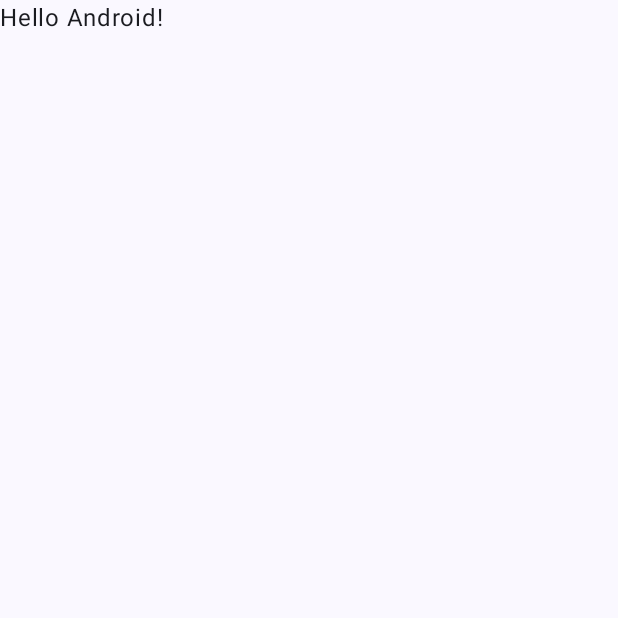
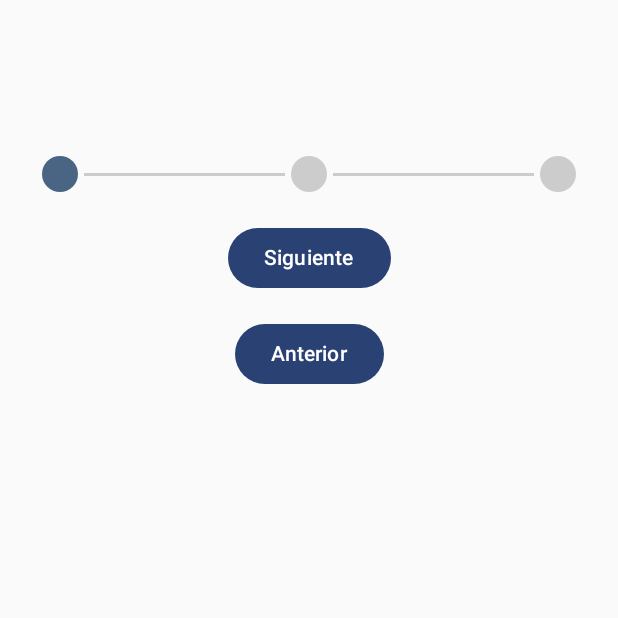
Before and after one commit to AlbaCastilla/Intermodular, an Android app built with Jetpack Compose: the screen it shows after launch (MainActivity), on a phone screen of 412 x 824 dp, the top half of it. Before the commit the part shown is almost empty. Run offline under Robolectric (Android 15) with nearby library versions, the phone set to English and light mode, and no system bars.

Commit message:
INDICADOR DE PROGRESO LISTO
> ajustes para el correcto funcionamiento del emulador

```diff
--- a/app/build.gradle.kts
+++ b/app/build.gradle.kts
@@ -8,12 +8,12 @@ plugins {
 
 android {
     namespace = "com.example.intermodular"
-    compileSdk = 34
+    compileSdk = 35
 
     defaultConfig {
         applicationId = "com.example.intermodular"
         minSdk = 24
-        targetSdk = 34
+        targetSdk = 35
         versionCode = 1
         versionName = "1.0"
 
--- a/app/src/main/java/com/example/intermodular/MainActivity.kt
+++ b/app/src/main/java/com/example/intermodular/MainActivity.kt
@@ -11,37 +11,21 @@ import androidx.compose.material3.Text
 import androidx.compose.runtime.Composable
 import androidx.compose.ui.Modifier
 import androidx.compose.ui.tooling.preview.Preview
+import androidx.navigation.NavHostController
+import androidx.navigation.compose.rememberNavController
+import com.example.intermodular.navigation.NavigationWrapper
 import com.example.intermodular.ui.theme.IntermodularTheme
 
 class MainActivity : ComponentActivity() {
+    private lateinit var navHostController: NavHostController
     override fun onCreate(savedInstanceState: Bundle?) {
         super.onCreate(savedInstanceState)
         enableEdgeToEdge()
         setContent {
             IntermodularTheme {
-                Scaffold(modifier = Modifier.fillMaxSize()) { innerPadding ->
-                    Greeting(
-                        name = "Android",
-                        modifier = Modifier.padding(innerPadding)
-                    )
-                }
+                navHostController = rememberNavController()
+                NavigationWrapper(navHostController)
             }
         }
     }
 }
-
-@Composable
-fun Greeting(name: String, modifier: Modifier = Modifier) {
-    Text(
-        text = "Hello $name!",
-        modifier = modifier
-    )
-}
-
-@Preview(showBackground = true)
-@Composable
-fun GreetingPreview() {
-    IntermodularTheme {
-        Greeting("Android")
-    }
-}
--- a/app/src/main/java/com/example/intermodular/navigation/AppScreens.kt
+++ b/app/src/main/java/com/example/intermodular/navigation/AppScreens.kt
@@ -6,4 +6,6 @@ sealed class AppScreens(val ruta: String){
     object Registro: AppScreens("Registro")
     object FEmitidasInfo: AppScreens("FEmitidasInfo")
     object FormularioFE: AppScreens("FormularioFE")
+
+    object PruebaBarraProgreso: AppScreens("PruebaBarraProgreso")
 }
--- a/app/src/main/java/com/example/intermodular/navigation/NavigationWrapper.kt
+++ b/app/src/main/java/com/example/intermodular/navigation/NavigationWrapper.kt
@@ -7,6 +7,7 @@ import androidx.navigation.NavHostController
 import androidx.navigation.compose.composable
 import com.example.intermodular.ui.screens.factEmitidas.form.FormularioFE
 import com.example.intermodular.ui.screens.factEmitidas.form.FormularioFEViewModel
+import com.example.intermodular.ui.screens.factEmitidas.form.PruebaBarraProgreso
 import com.example.intermodular.ui.screens.factEmitidas.info.FEmitidasInfo
 import com.example.intermodular.ui.screens.factEmitidas.info.FEmitidasInfoViewModel
 import com.example.intermodular.ui.screens.home.Home
@@ -26,7 +27,7 @@ fun NavigationWrapper (navController: NavHostController) {
     val femitidasInfoViewModel: FEmitidasInfoViewModel = viewModel()
     val formularioFEViewModel: FormularioFEViewModel = viewModel()
 
-    NavHost(navController = navController, startDestination = AppScreens.Home.ruta) {
+    NavHost(navController = navController, startDestination = AppScreens.PruebaBarraProgreso.ruta) {
         composable(AppScreens.Home.ruta){
             Home(
                 viewModel = homeViewModel
@@ -60,5 +61,9 @@ fun NavigationWrapper (navController: NavHostController) {
             )
         }
 
+        composable(AppScreens.PruebaBarraProgreso.ruta){
+            PruebaBarraProgreso()
+        }
+
     }
 }
--- /dev/null
+++ b/app/src/main/java/com/example/intermodular/ui/screens/factEmitidas/form/PruebaBarraProgreso.kt
@@ -0,0 +1,114 @@
+package com.example.intermodular.ui.screens.factEmitidas.form
+
+import androidx.compose.foundation.Canvas
+import androidx.compose.foundation.background
+import androidx.compose.foundation.layout.Arrangement
+import androidx.compose.foundation.layout.Box
+import androidx.compose.foundation.layout.Column
+import androidx.compose.foundation.layout.Row
+import androidx.compose.foundation.layout.Spacer
+import androidx.compose.foundation.layout.fillMaxWidth
+import androidx.compose.foundation.layout.height
+import androidx.compose.foundation.layout.padding
+import androidx.compose.foundation.layout.size
+import androidx.compose.material3.Button
+import androidx.compose.material3.Text
+import androidx.compose.runtime.Composable
+import androidx.compose.runtime.getValue
+import androidx.compose.runtime.mutableStateOf
+import androidx.compose.runtime.remember
+import androidx.compose.runtime.setValue
+import androidx.compose.ui.Alignment
+import androidx.compose.ui.Modifier
+import androidx.compose.ui.graphics.Color
+import androidx.compose.ui.unit.dp
+
+
+@Composable
+fun PruebaBarraProgreso(pasosTotales: Int = 3) {
+    var pasoActual by remember { mutableStateOf(0) }
+
+    Column(
+        modifier = Modifier.fillMaxWidth(),
+        horizontalAlignment = Alignment.CenterHorizontally
+    ) {
+        Spacer(modifier = Modifier.height(100.dp))
+
+        // Línea de progreso con bolitas y líneas
+        Row(
+            modifier = Modifier
+                .fillMaxWidth()
+                .padding(horizontal = 24.dp),
+            verticalAlignment = Alignment.CenterVertically,
+            horizontalArrangement = Arrangement.SpaceEvenly
+        ) {
+//            for (i in 0 until pasosTotales) {
+//                StepCircle(isActive = i <= pasoActual)
+//                if (i < pasosTotales - 1) {
+//                    StepLine(isCompleted = i < pasoActual, modifier = Modifier.weight(1f))
+//                }
+//            }
+            for (i in 0 until pasosTotales) {
+                // Dibuja el círculo del paso
+                StepCircle(isActive = i <= pasoActual)
+
+                // Si no es el último paso, dibuja la línea de conexión
+                val noEsUltimoPaso = i < pasosTotales - 1
+                if (noEsUltimoPaso) {
+                    val lineaCompletada = i < pasoActual
+                    StepLine(isCompleted = lineaCompletada, modifier = Modifier.weight(1f))
+                }
+            }
+        }
+
+        Spacer(modifier = Modifier.height(16.dp))
+
+        // Botón para avanzar
+        Button(
+            onClick = {
+                if (pasoActual < pasosTotales - 1) {
+                    pasoActual++
+                }
+            }
+        ) {
+            Text("Siguiente")
+        }
+
+        Spacer(modifier = Modifier.height(16.dp))
+
+        // Botón para retroceder
+        Button(
+            onClick = {
+                if (pasoActual > 0) {
+                    pasoActual--
+                }
+            }
+        ) {
+            Text("Anterior")
+        }
+    }
+}
+
+@Composable
+fun StepCircle(isActive: Boolean) {
+    Canvas(
+        modifier = Modifier
+            .size(32.dp)
+            .padding(4.dp)
+
+    ) {
+        drawCircle(
+            color = if (isActive) Color(0xFF4A6583) else Color.LightGray, //q cambie el color
+            radius = size.minDimension / 2
+        )
+    }
+}
+
+@Composable
+fun StepLine(isCompleted: Boolean, modifier: Modifier = Modifier) {
+    Box(
+        modifier = modifier
+            .height(2.dp)
+            .background(if (isCompleted) Color(0xFF4A6583) else Color.LightGray)
+    )
+}
```
